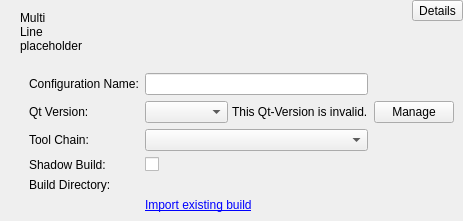
This is src/plugins/qt4projectmanager/qt4projectconfigwidget.ui in heiheshang/ananas-creator as Qt 5 draws it before an edit. The edited form follows.
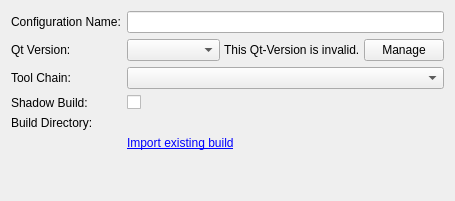
This is the edited form. Custom widgets are drawn as their Qt base class.

```diff
--- a/src/plugins/qt4projectmanager/qt4projectconfigwidget.ui
+++ b/src/plugins/qt4projectmanager/qt4projectconfigwidget.ui
@@ -6,57 +6,12 @@
    <rect>
     <x>0</x>
     <y>0</y>
-    <width>463</width>
-    <height>221</height>
+    <width>455</width>
+    <height>201</height>
    </rect>
   </property>
-  <layout class="QVBoxLayout" name="verticalLayout">
-   <property name="spacing">
-    <number>0</number>
-   </property>
-   <property name="leftMargin">
-    <number>20</number>
-   </property>
-   <property name="topMargin">
-    <number>0</number>
-   </property>
-   <property name="rightMargin">
-    <number>0</number>
-   </property>
-   <property name="bottomMargin">
-    <number>0</number>
-   </property>
-   <item>
-    <layout class="QGridLayout" name="gridLayout_2">
-     <item row="0" column="0" rowspan="2">
-      <widget class="QLabel" name="titleLabel">
-       <property name="text">
-        <string>Multi
-Line
-placeholder</string>
-       </property>
-      </widget>
-     </item>
-     <item row="0" column="1">
-      <widget class="QToolButton" name="detailsButton">
-       <property name="text">
-        <string>Details</string>
-       </property>
-      </widget>
-     </item>
-    </layout>
-   </item>
-   <item>
-    <widget class="QWidget" name="detailsWidget" native="true">
-     <layout class="QGridLayout" name="gridLayout">
-      <item row="0" column="0">
-       <widget class="QLabel" name="nameLabel">
-        <property name="text">
-         <string>Configuration Name:</string>
-        </property>
-       </widget>
-      </item>
-      <item row="0" column="1">
+  <layout class="QFormLayout" name="formLayout">
+   <item row="1" column="1">
        <widget class="QLineEdit" name="nameLineEdit">
         <property name="sizePolicy">
          <sizepolicy hsizetype="Expanding" vsizetype="Fixed">
@@ -66,7 +21,7 @@
         </property>
        </widget>
       </item>
-      <item row="1" column="0">
+   <item row="2" column="0">
        <widget class="QLabel" name="qtVersionLabel">
         <property name="sizePolicy">
          <sizepolicy hsizetype="Maximum" vsizetype="Preferred">
@@ -79,7 +34,7 @@
         </property>
        </widget>
       </item>
-      <item row="1" column="1">
+   <item row="2" column="1">
        <layout class="QHBoxLayout" name="horizontalLayout">
         <property name="spacing">
          <number>4</number>
@@ -107,40 +62,30 @@
           </property>
          </widget>
         </item>
-       </layout>
-      </item>
-      <item row="1" column="2">
+     <item>
        <widget class="QPushButton" name="manageQtVersionPushButtons">
         <property name="text">
          <string>Manage</string>
         </property>
        </widget>
       </item>
-      <item row="2" column="0">
-       <widget class="QLabel" name="label_2">
-        <property name="text">
-         <string>Tool Chain:</string>
-        </property>
-       </widget>
-      </item>
-      <item row="2" column="1">
-       <widget class="QComboBox" name="toolChainComboBox"/>
-      </item>
-      <item row="3" column="0">
+    </layout>
+   </item>
+   <item row="6" column="0">
        <widget class="QLabel" name="label">
         <property name="text">
          <string>Shadow Build:</string>
         </property>
        </widget>
       </item>
-      <item row="3" column="1">
+   <item row="6" column="1">
        <widget class="QCheckBox" name="shadowBuildCheckBox">
         <property name="text">
          <string/>
         </property>
        </widget>
       </item>
-      <item row="4" column="0">
+   <item row="7" column="0">
        <widget class="QLabel" name="buildDirLabel">
         <property name="sizePolicy">
          <sizepolicy hsizetype="Preferred" vsizetype="Preferred">
@@ -153,8 +98,8 @@
         </property>
        </widget>
       </item>
-      <item row="4" column="1">
-       <widget class="Core::Utils::PathChooser" name="shadowBuildDirEdit" native="true">
+   <item row="7" column="1">
+    <widget class="Utils::PathChooser" name="shadowBuildDirEdit" native="true">
         <property name="sizePolicy">
          <sizepolicy hsizetype="Expanding" vsizetype="Preferred">
           <horstretch>0</horstretch>
@@ -163,7 +108,7 @@
         </property>
        </widget>
       </item>
-      <item row="5" column="1">
+   <item row="8" column="1">
        <widget class="QLabel" name="importLabel">
         <property name="text">
          <string>&lt;a href=&quot;import&quot;&gt;Import existing build&lt;/a&gt;</string>
@@ -173,14 +118,28 @@
         </property>
        </widget>
       </item>
-     </layout>
+   <item row="1" column="0">
+    <widget class="QLabel" name="nameLabel">
+     <property name="text">
+      <string>Configuration Name:</string>
+     </property>
+    </widget>
+   </item>
+   <item row="5" column="1">
+    <widget class="QComboBox" name="toolChainComboBox"/>
+   </item>
+   <item row="5" column="0">
+    <widget class="QLabel" name="label_2">
+     <property name="text">
+      <string>Tool Chain:</string>
+     </property>
     </widget>
    </item>
   </layout>
  </widget>
  <customwidgets>
   <customwidget>
-   <class>Core::Utils::PathChooser</class>
+   <class>Utils::PathChooser</class>
    <extends>QWidget</extends>
    <header location="global">utils/pathchooser.h</header>
    <container>1</container>
```
Lines whose indentation alone changed are shown as unchanged.
